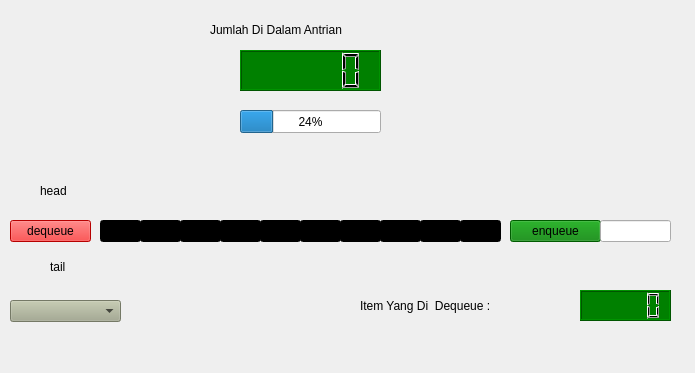
This is ui/queuewindow.ui in selesdepselesnul/dss as Qt 5 draws it before an edit. The edited form follows.
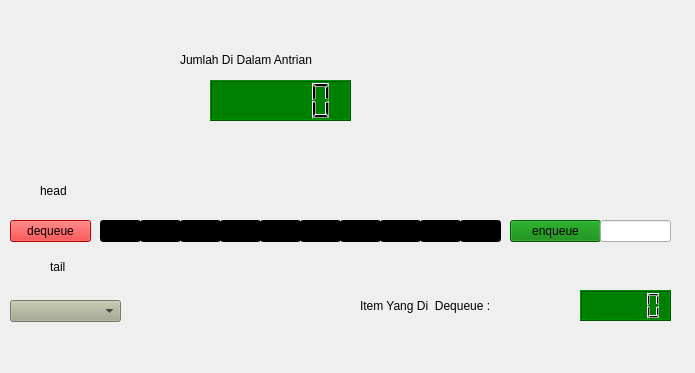
This is the edited form. Icons and pictures are not drawn.

Commit message: resolve bug shifting queue

What changed in the file:
```diff
--- a/ui/queuewindow.ui
+++ b/ui/queuewindow.ui
@@ -276,8 +276,8 @@
   <widget class="QLCDNumber" name="queueSizeLcdNumber">
    <property name="geometry">
     <rect>
-     <x>240</x>
-     <y>50</y>
+     <x>210</x>
+     <y>80</y>
      <width>141</width>
      <height>41</height>
     </rect>
@@ -286,27 +286,11 @@
     <string notr="true">background-color: green;</string>
    </property>
   </widget>
-  <widget class="QProgressBar" name="queueProgressBar">
-   <property name="geometry">
-    <rect>
-     <x>240</x>
-     <y>110</y>
-     <width>141</width>
-     <height>23</height>
-    </rect>
-   </property>
-   <property name="styleSheet">
-    <string notr="true"/>
-   </property>
-   <property name="value">
-    <number>24</number>
-   </property>
-  </widget>
   <widget class="QLabel" name="label">
    <property name="geometry">
     <rect>
-     <x>210</x>
-     <y>20</y>
+     <x>180</x>
+     <y>50</y>
      <width>221</width>
      <height>20</height>
     </rect>
```
The commit also changes 2 other files.
